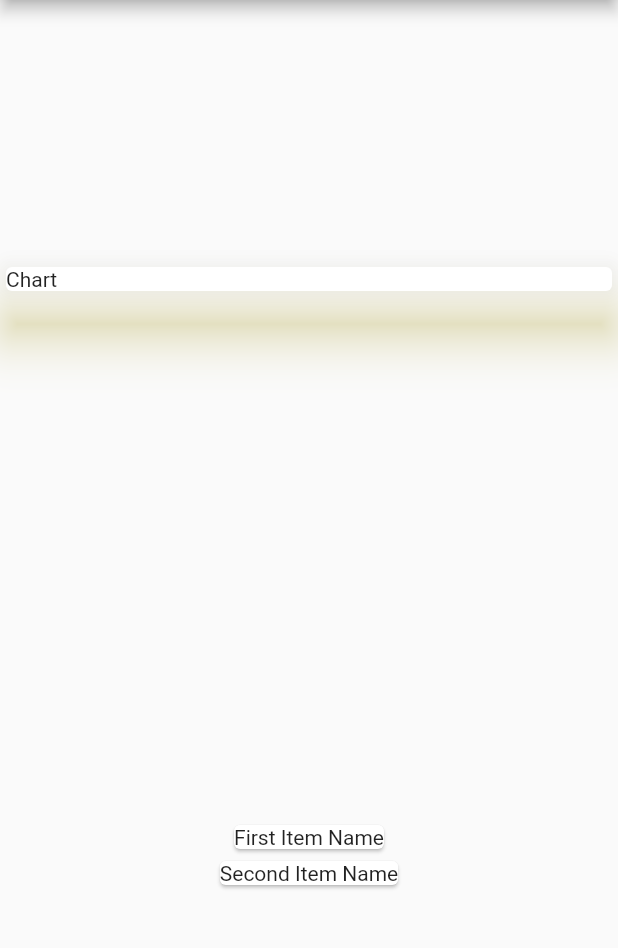
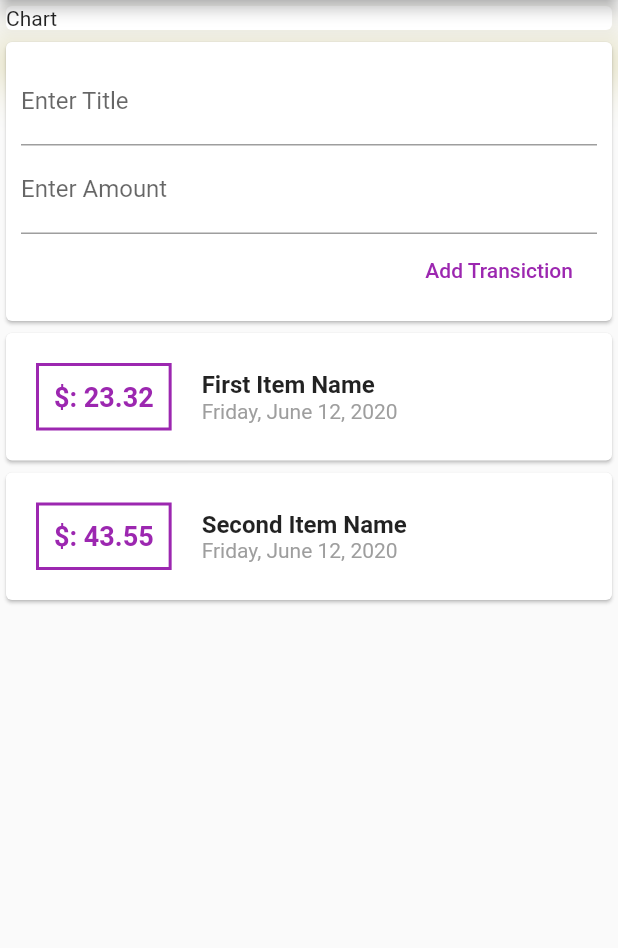
Before and after one commit to touhid-jisan/flutter-apps, a Flutter app: the screen it shows after launch, on a phone screen of 412 x 824 dp, the part 84-1032 px from its top. Run offline on Flutter 3.47's test engine with Material 2 defaults, Android fonts, the phone set to English and light mode, and no system bars.

Commit message:
Budget Manager - User input and list of transaction added

```diff
--- a/budget_manager/lib/main.dart
+++ b/budget_manager/lib/main.dart
@@ -1,10 +1,11 @@
 import 'package:flutter/material.dart';
 import './transaction.dart';
+import 'package:intl/intl.dart';
 
 void main() => runApp(MyApp());
 
 class MyApp extends StatelessWidget {
-@override
+  @override
   Widget build(BuildContext context) {
     return MaterialApp(
       title: 'Budget Manager',
@@ -14,11 +15,23 @@ class MyApp extends StatelessWidget {
 }
 
 class MyHomePage extends StatelessWidget {
+  final List<Transaction> transaction = [
+    Transaction(
+        id: 'A1',
+        title: 'First Item Name',
+        amount: 23.32,
+        date: DateTime.now()),
+    Transaction(
+        id: 'A2',
+        title: 'Second Item Name',
+        amount: 43.55,
+        date: DateTime.now()),
+  ];
 
-  final List<Transaction> transaction = [
-    Transaction(id: 'A1',title: 'First Item Name', amount: 23.32,date: DateTime.now()),
-    Transaction(id: 'A2',title: 'Second Item Name', amount: 43.55,date: DateTime.now()),
-  ];
+  // String titleInput;
+  // String amountInput;
+  final titleController = TextEditingController();
+  final amountController = TextEditingController();
 
 
   @override
@@ -28,20 +41,84 @@ class MyHomePage extends StatelessWidget {
         title: Text('Budget Manager'),
       ),
       body: Column(
-        mainAxisAlignment: MainAxisAlignment.spaceAround,
-        crossAxisAlignment: CrossAxisAlignment.stretch,
+        //mainAxisAlignment: MainAxisAlignment.spaceAround,
+        //crossAxisAlignment: CrossAxisAlignment.stretch,
         children: <Widget>[
           Container(
+            //margin: EdgeInsets.all(5),
             width: double.infinity,
-            child : Card(
+            child: Card(
               shadowColor: Colors.yellow,
               child: Text('Chart'),
               elevation: 15,
             ),
           ),
-          Column(children: transaction.map((tx) {
+          Card(
+            child: Container(
+              margin: EdgeInsets.all(10),
+              child: Column(
+                crossAxisAlignment: CrossAxisAlignment.end,
+                children: <Widget>[
+                  TextField(
+                    decoration: InputDecoration(labelText: 'Enter Title'),
+                    //onChanged: (value) => titleInput=value,
+                    controller: titleController,
+                  ),
+                  TextField(
+                    decoration: InputDecoration(labelText: 'Enter Amount'),
+                    //onChanged: (value) => amountInput=value,
+                    controller: amountController,
+                  ),
+                  FlatButton(
+                      child: Text('Add Transiction'),
+                      textColor: Colors.purple,
+                      onPressed: () {
+                        // print(titleInput);
+                        // print(amountInput);
+                        print(titleController.text);
+                      })
+                ],
+              ),
+            ),
+          ),
+          Column(
+              children: transaction.map((tx) {
             return Card(
-              child: Text(tx.title),
+              child: Row(
+                children: <Widget>[
+                  Container(
+                    margin: EdgeInsets.symmetric(horizontal: 20, vertical: 20),
+                    decoration: BoxDecoration(
+                      border: Border.all(color: Colors.purple, width: 2),
+                    ),
+                    padding: EdgeInsets.all(10),
+                    child: Text(
+                      //tx.amount.toString(),
+                      '\$: ${tx.amount}', // string interpolation
+                      style: TextStyle(
+                          fontWeight: FontWeight.bold,
+                          fontSize: 18,
+                          color: Colors.purple),
+                    ),
+                  ),
+                  Column(
+                    crossAxisAlignment: CrossAxisAlignment.start,
+                    children: <Widget>[
+                      Text(
+                        tx.title,
+                        style: TextStyle(
+                          fontWeight: FontWeight.bold,
+                          fontSize: 16,
+                        ),
+                      ),
+                      Text(
+                        DateFormat.yMMMMEEEEd().format(tx.date),
+                        style: TextStyle(fontSize: 14, color: Colors.grey),
+                      ),
+                    ],
+                  )
+                ],
+              ),
             );
           }).toList()),
         ],
--- a/budget_manager/pubspec.yaml
+++ b/budget_manager/pubspec.yaml
@@ -23,6 +23,7 @@ environment:
 dependencies:
   flutter:
     sdk: flutter
+  intl: ^0.16.1
 
 
   # The following adds the Cupertino Icons font to your application.
```
Also changed, not shown: budget_manager/pubspec.lock.
